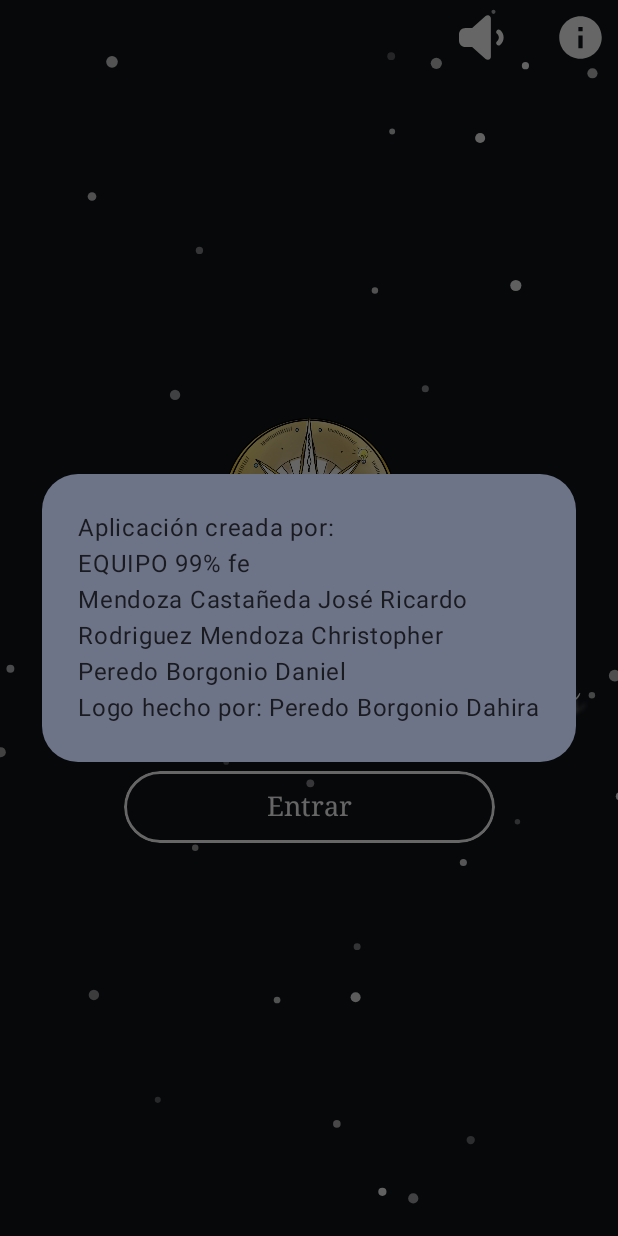
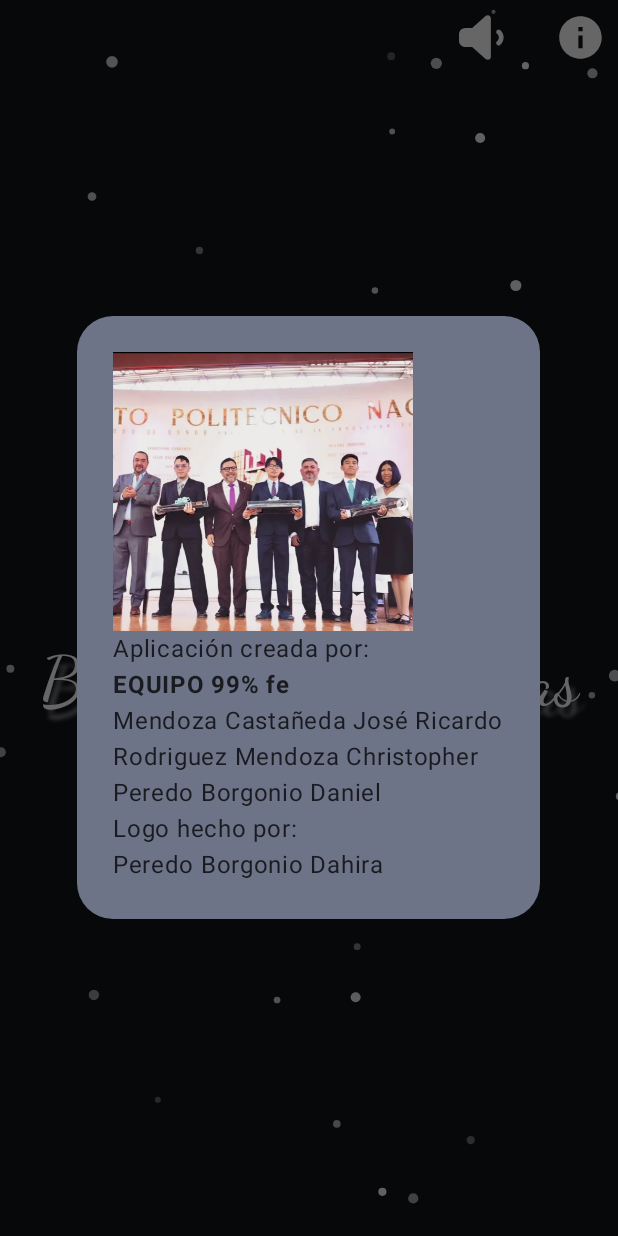
Before and after one commit to Richi-Mi/app-la-noche-de-las-ideas, an Android app built with Jetpack Compose: the screen it shows after launch (MainActivity), after a tap on "Acerca De", on a phone screen of 412 x 824 dp. Run offline under Robolectric (Android 15) with nearby library versions, the phone set to English and light mode, and no system bars; our stand-ins replace Dagger/Hilt's generated code; 1 other tap on this screen came first.

Commit message:
ya quedo todo listo

```diff
--- a/app/src/main/java/com/ipn/escom/lni/MainActivity.kt
+++ b/app/src/main/java/com/ipn/escom/lni/MainActivity.kt
@@ -415,7 +415,7 @@ fun initInformation()  {
         "Calle Manuel Carpio",
         R.drawable.ic_rio,
         eventosRioAnidro,
-        description = "La calle Manuel Carpio se convierte en un vibrante espacio comunitario donde la creatividad y la imaginación toman el control. Explora universos imaginarios mediante el dibujo, comparte una fondue mientras dialogas con otras personas, déjate llevar por la poesía slam y los versos de utopía, participa en juegos de cartas con temática cultural y disfruta de presentaciones musicales en vivo. Una experiencia colectiva al aire libre que celebra la expresión artística, la ciencia y la convivencia."
+        description = "La calle Manuel Carpio se convierte en un vibrante espacio comunitario donde la creatividad y la imaginación toman el control. Explora universos imaginarios mediante el dibujo, comparte una fondue mientras dialogas con otras personas, participa en juegos de cartas con temática cultural y disfruta de presentaciones musicales en vivo. Una experiencia colectiva al aire libre que celebra la expresión artística, la ciencia y la convivencia."
     )
 
     var eventosArteEnUtopias = listOf(
@@ -651,8 +651,8 @@ fun initInformation()  {
     var eventosObservacion = listOf(
         EventInfo(
             name = "Observación Solar con telescopios",
-            startHora = LocalTime.of(15, 0),
-            finishHora = LocalTime.of(17, 0),
+            startHora = LocalTime.of(3, 0),
+            finishHora = LocalTime.of(5, 0),
             description = "Observación del Sol con telescopios especiales, si el clima lo permite. Con la participación de CELESTRON y la coordinación de la Dra. Nahiely Flores-Fajardo (OBSIDIANA).",
             type = TipoEvento.TALLER,
             exponents = listOf(
@@ -667,8 +667,8 @@ fun initInformation()  {
         ),
         EventInfo(
             name = "Observación Nocturna: Luna y Júpiter",
-            startHora = LocalTime.of(18, 0),
-            finishHora = LocalTime.of(19, 30), // o el cierre real del evento
+            startHora = LocalTime.of(6, 0),
+            finishHora = LocalTime.of(8, 0), // o el cierre real del evento
             description = "Observación de la Luna y Júpiter con telescopios. Con la participación de CELESTRON y la coordinación de la Dra. Nahiely Flores-Fajardo (OBSIDIANA).",
             type = TipoEvento.TALLER,
             exponents = listOf(
@@ -678,6 +678,26 @@ fun initInformation()  {
                     biography = "Doctora en Astrofísica y divulgadora de la ciencia, vinculada a la revista Obsidiana."
                 )
             ),
+            place = "Patio Exterior (Centro Histórico y Cultural Juan de Dios Bátiz IPN)",
+            direction = "https://maps.app.goo.gl/WtogKf6jYG8fFX719"
+        ),
+        EventInfo(
+            name = "Planetario (IPN)",
+            startHora = LocalTime.of(2, 0),
+            finishHora = LocalTime.of(7, 0),
+            description = "Disfruta del planetario y sus experiencias",
+            type = TipoEvento.TALLER,
+            exponents = null,
+            place = "Patio Exterior (Centro Histórico y Cultural Juan de Dios Bátiz IPN)",
+            direction = "https://maps.app.goo.gl/WtogKf6jYG8fFX719"
+        ),
+        EventInfo(
+            name = "Stand de crepas (IPN)",
+            startHora = LocalTime.of(3, 0),
+            finishHora = LocalTime.of(7, 0),
+            description = "Disfruta de crepas utopicas y especiales",
+            type = TipoEvento.COMIDA,
+            exponents = null,
             place = "Patio Exterior (Centro Histórico y Cultural Juan de Dios Bátiz IPN)",
             direction = "https://maps.app.goo.gl/WtogKf6jYG8fFX719"
         )
--- a/app/src/main/java/com/ipn/escom/lni/ui/presentation/HomeScreen.kt
+++ b/app/src/main/java/com/ipn/escom/lni/ui/presentation/HomeScreen.kt
@@ -48,6 +48,7 @@ import androidx.compose.ui.res.painterResource
 import androidx.compose.ui.res.stringResource
 import androidx.compose.ui.text.TextStyle
 import androidx.compose.ui.text.font.FontFamily
+import androidx.compose.ui.text.font.FontWeight
 import androidx.compose.ui.text.style.TextAlign
 import androidx.compose.ui.unit.dp
 import androidx.compose.ui.unit.sp
@@ -148,12 +149,18 @@ fun HomeScreen( innerPadding: PaddingValues, onClick: () -> Unit ) {
                         .background(MaterialTheme.colorScheme.secondaryContainer)
                         .padding(24.dp)
                 ) {
+                    Image(
+                        painter = painterResource(R.drawable.fe99),
+                        contentDescription = "99 % fe",
+                        modifier = Modifier.width(200.dp)
+                    )
                     Text(text = "Aplicación creada por: ")
-                    Text("EQUIPO 99% fe")
+                    Text(text ="EQUIPO 99% fe", fontWeight = FontWeight.Bold)
                     Text("Mendoza Castañeda José Ricardo")
                     Text("Rodriguez Mendoza Christopher")
                     Text("Peredo Borgonio Daniel")
-                    Text("Logo hecho por: Peredo Borgonio Dahira")
+                    Text("Logo hecho por: ")
+                    Text("Peredo Borgonio Dahira")
                 }
             }
         }
```
Also changed, not shown: app/src/main/res/drawable/fe99.webp (added), app/src/main/res/drawable/mikunakano.jpeg (deleted), app/src/main/res/drawable/mikunakano.webp (added).
